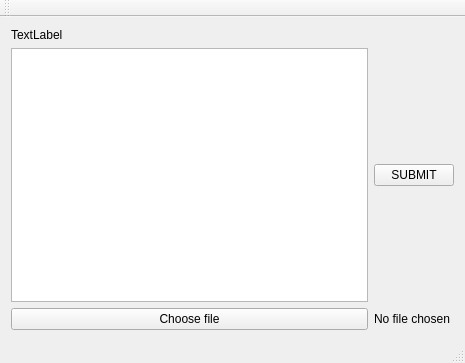
Qt form klijent/mainwindow.ui (MATF-RS19/RS034-madjudge) before a commit.
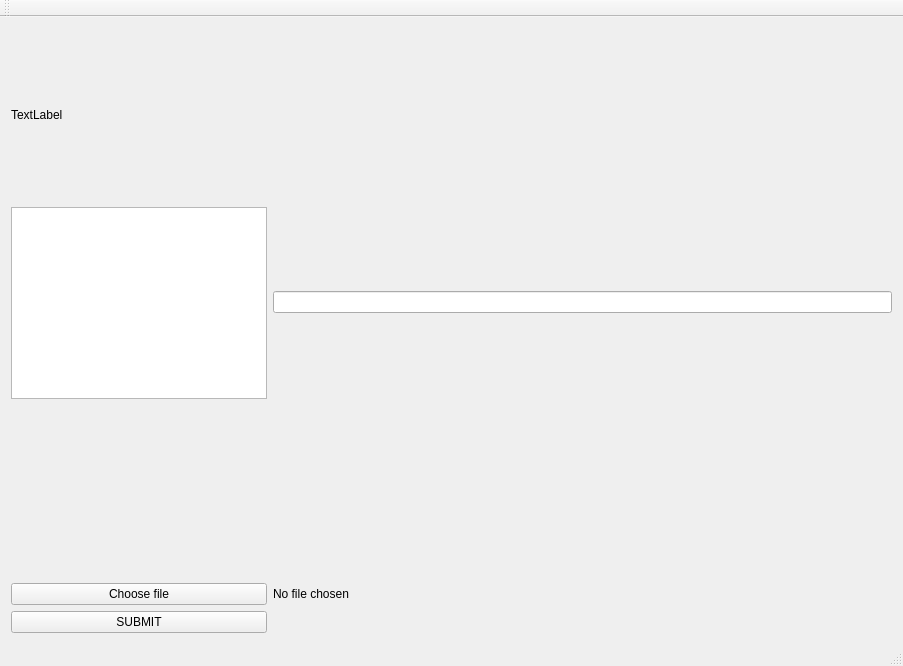
The same form after that commit.

Patch:
```diff
--- a/klijent/mainwindow.ui
+++ b/klijent/mainwindow.ui
@@ -6,8 +6,8 @@
    <rect>
     <x>0</x>
     <y>0</y>
-    <width>465</width>
-    <height>363</height>
+    <width>903</width>
+    <height>666</height>
    </rect>
   </property>
   <property name="windowTitle">
@@ -16,22 +16,25 @@
   <widget class="QWidget" name="centralWidget">
    <layout class="QGridLayout" name="gridLayout_2">
     <item row="1" column="0">
-     <widget class="QTextEdit" name="textEdit"/>
+     <widget class="QTextEdit" name="textEdit">
+      <property name="sizePolicy">
+       <sizepolicy hsizetype="Fixed" vsizetype="Fixed">
+        <horstretch>0</horstretch>
+        <verstretch>0</verstretch>
+       </sizepolicy>
+      </property>
+     </widget>
     </item>
     <item row="0" column="0">
      <widget class="QLabel" name="label">
+      <property name="enabled">
+       <bool>true</bool>
+      </property>
       <property name="text">
        <string>TextLabel</string>
       </property>
      </widget>
     </item>
-    <item row="1" column="1">
-     <widget class="QPushButton" name="submitbtn">
-      <property name="text">
-       <string>SUBMIT</string>
-      </property>
-     </widget>
-    </item>
     <item row="5" column="1">
      <widget class="QLabel" name="label_2">
       <property name="text">
@@ -46,6 +49,16 @@
       </property>
      </widget>
     </item>
+    <item row="6" column="0">
+     <widget class="QPushButton" name="submitbtn">
+      <property name="text">
+       <string>SUBMIT</string>
+      </property>
+     </widget>
+    </item>
+    <item row="0" column="1" rowspan="3">
+     <widget class="QLineEdit" name="lineEdit"/>
+    </item>
    </layout>
   </widget>
   <widget class="QMenuBar" name="menuBar">
```
Left out of the diff: 2 changed lines with no effect on the pictures.
